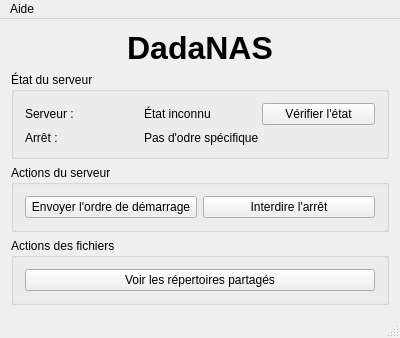
The window that core.ui (chindit/DadaNAS) describes before a commit, drawn with Qt 5.
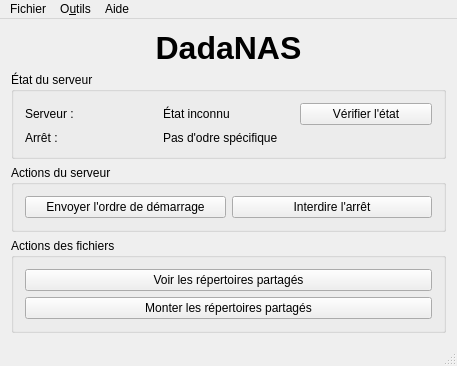
The same window after the commit. Icons and pictures are not drawn.

Commit message: Add basic settings and mount option

What changed in the file:
```diff
--- a/core.ui
+++ b/core.ui
@@ -6,8 +6,8 @@
    <rect>
     <x>0</x>
     <y>0</y>
-    <width>400</width>
-    <height>338</height>
+    <width>457</width>
+    <height>346</height>
    </rect>
   </property>
   <property name="windowTitle">
@@ -91,6 +91,12 @@
        </item>
        <item row="0" column="1">
         <widget class="QPushButton" name="pushButtonStopPolicy">
+         <property name="minimumSize">
+          <size>
+           <width>200</width>
+           <height>0</height>
+          </size>
+         </property>
          <property name="text">
           <string>Interdire l'arrêt</string>
          </property>
@@ -115,6 +121,16 @@
          </property>
         </widget>
        </item>
+       <item row="1" column="0">
+        <widget class="QPushButton" name="pushButtonMountShare">
+         <property name="text">
+          <string>Monter les répertoires partagés</string>
+         </property>
+         <property name="checkable">
+          <bool>true</bool>
+         </property>
+        </widget>
+       </item>
       </layout>
      </widget>
     </item>
@@ -125,7 +141,7 @@
     <rect>
      <x>0</x>
      <y>0</y>
-     <width>400</width>
+     <width>457</width>
      <height>23</height>
     </rect>
    </property>
@@ -136,6 +152,20 @@
     <addaction name="action_propos_de_DadaNAS"/>
     <addaction name="action_propos_de_Qt"/>
    </widget>
+   <widget class="QMenu" name="menuOutils">
+    <property name="title">
+     <string>O&amp;utils</string>
+    </property>
+    <addaction name="actionOptions"/>
+   </widget>
+   <widget class="QMenu" name="menuFichier">
+    <property name="title">
+     <string>Fichier</string>
+    </property>
+    <addaction name="actionQuitter"/>
+   </widget>
+   <addaction name="menuFichier"/>
+   <addaction name="menuOutils"/>
    <addaction name="menuAide"/>
   </widget>
   <widget class="QStatusBar" name="statusBar"/>
```
Left out of the diff: 36 changed lines with no effect on the pictures. The commit also changes 13 other files.
